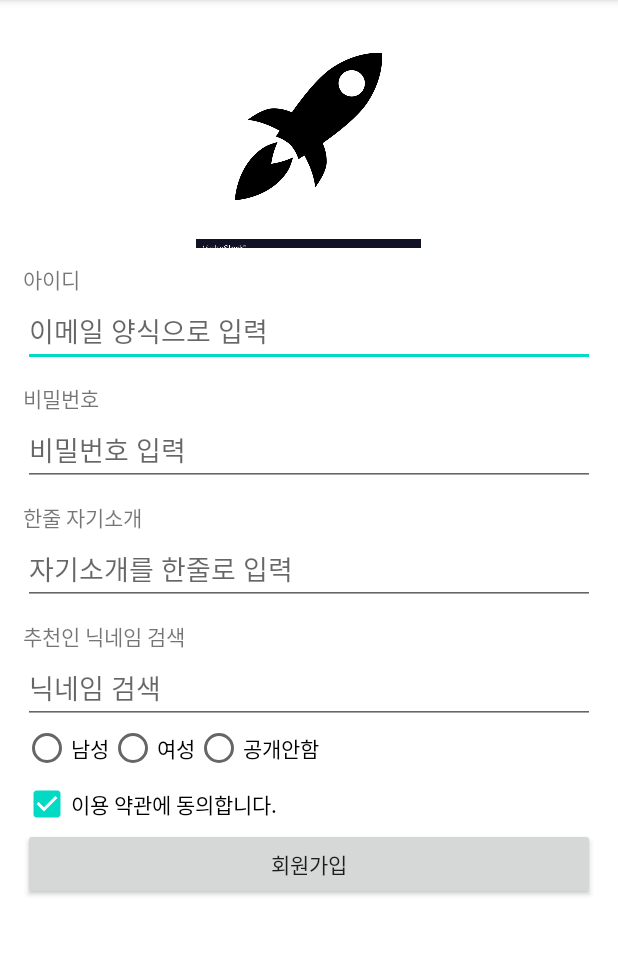
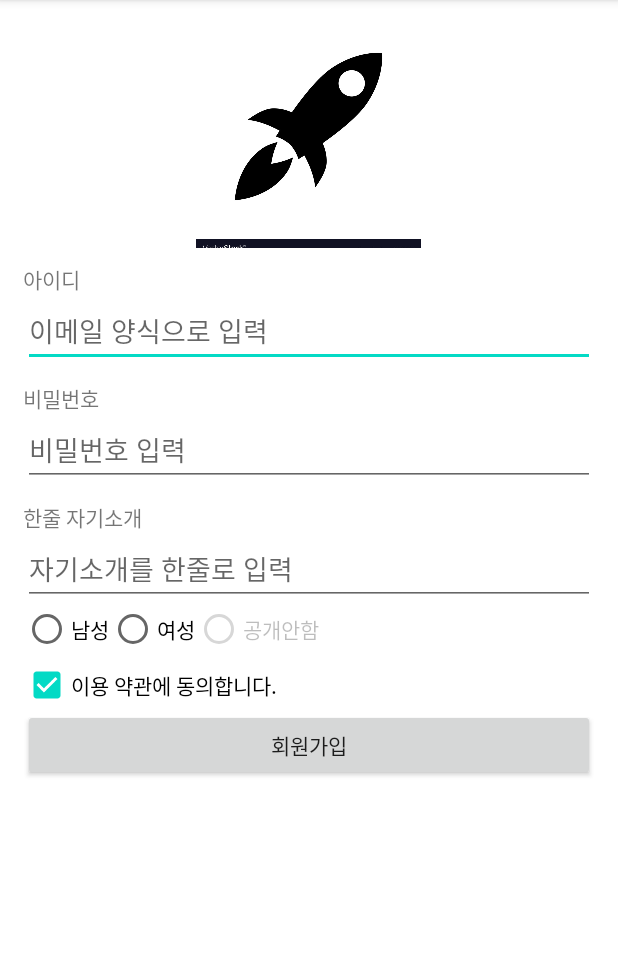
Before and after one commit to ShiriBot/UIPractice_200630, an Android app: the screen it shows after launch (MainActivity), on a phone screen of 412 x 824 dp, the part 84-1039 px from its top. Run offline under Robolectric (Android 15) with nearby library versions, the phone set to English and light mode, and no system bars.

Commit message:
visibility / enabled 체험.

```diff
--- a/app/src/main/res/layout/activity_main.xml
+++ b/app/src/main/res/layout/activity_main.xml
@@ -63,11 +63,13 @@
         android:layout_marginTop="10dp"
         android:layout_width="wrap_content"
         android:layout_height="wrap_content"
+        android:visibility="gone"
         android:text="추천인 닉네임 검색" />
 
     <EditText
         android:layout_width="match_parent"
         android:layout_height="wrap_content"
+        android:visibility="gone"
         android:hint="닉네임 검색"
         android:singleLine="true"
         android:imeOptions="actionSearch"/>
@@ -85,6 +87,7 @@
             android:layout_height="wrap_content"
             android:text="여성"/>
         <RadioButton
+            android:enabled="false"
             android:layout_width="wrap_content"
             android:layout_height="wrap_content"
             android:text="공개안함"/>
```
